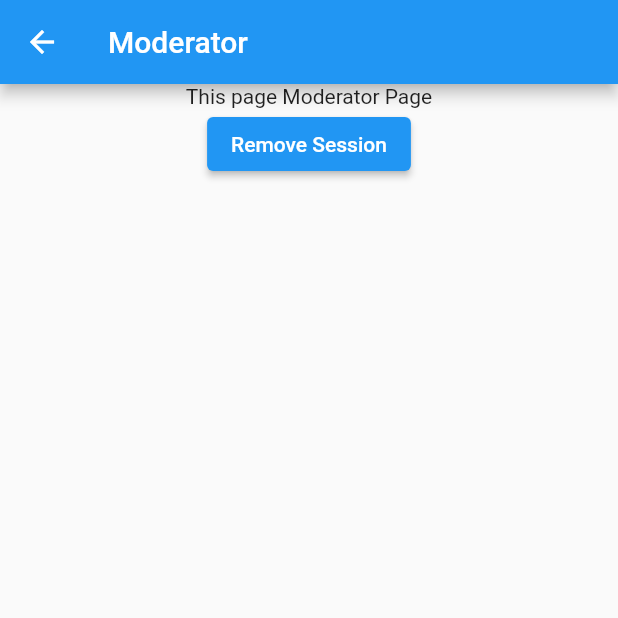
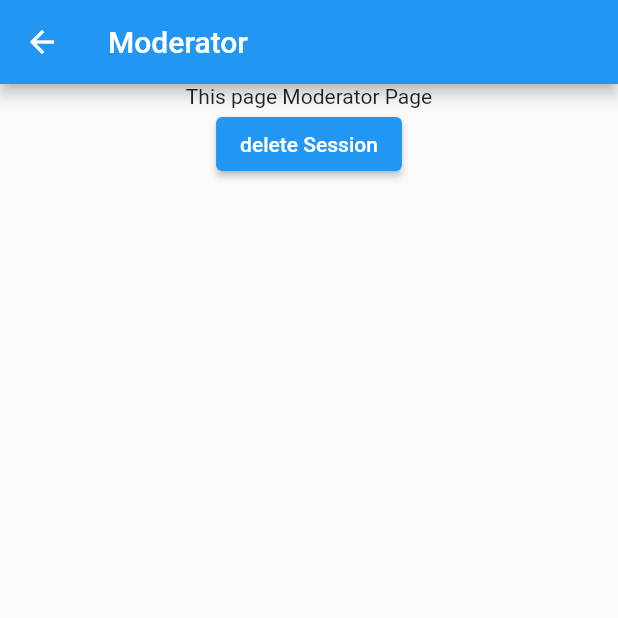
Before and after one commit to EnesAgir-7/Connect-Multiple-Diveces, a Flutter app: the ModeratingPage screen opened directly with empty values, on a phone screen of 412 x 824 dp, the top half of it. Run offline on Flutter 3.47's test engine with Material 2 defaults, Android fonts, the phone set to English and light mode, and no system bars; our stand-ins replace cloud_firestore, firebase_auth, firebase_core; missing offline and left inert: amplify_api, amplify_auth_cognito, amplify_authenticator, amplify_core, amplify_datastore, amplify_flutter; accounts and stored records are empty.

Commit message:
moderator problem fix

```diff
--- a/AWS/lib/pages/moderator.dart
+++ b/AWS/lib/pages/moderator.dart
@@ -1,30 +1,89 @@
 import 'package:amplify_flutter/amplify_flutter.dart';
+import 'package:new_app1/models/Session.dart';
 import 'package:new_app1/pages/home.dart';
 import 'package:flutter/material.dart';
 
 class ModeratingPage extends StatefulWidget {
-  const ModeratingPage({super.key, required String sessionID});
+  const ModeratingPage({super.key, required String session});
 
   @override
   State<ModeratingPage> createState() => _ModeratingPageState();
 }
 
 class _ModeratingPageState extends State<ModeratingPage> {
+  late Session _session;
+
+  @override
+  void initState() {
+    super.initState();
+    _getSession();
+  }
+
+  void _getSession() async {
+    // try {
+    //   final sessions = await Amplify.DataStore.query(
+    //     Session.classType,
+    //     where: Session.ID.eq(widget.sessionID),
+    //   );
+    //   if (sessions.isNotEmpty) {
+    //     setState(() {
+    //       _session = sessions.first;
+    //     });
+    //   }
+    // } on DataStoreException catch (e) {
+    //   print('Error getting session from DataStore: ${e.message}');
+    // }
+  }
+
+  void _deleteSession(Session session) async {
+    try {
+      //await Amplify.DataStore.delete(session);
+      setState(() {});
+      Navigator.of(context).pop();
+      print("go back");
+    } on DataStoreException catch (e) {
+      print('Error deleting session from DataStore: ${e.message}');
+    }
+  }
 
   @override
   Widget build(BuildContext context) {
     return Scaffold(
       appBar: AppBar(
         title: Text('Moderator'),
+        leading: IconButton(
+          icon: Icon(Icons.arrow_back),
+          onPressed: () {
+            _deleteSession(_session);
+          },
+        ),
       ),
       body: Center(
         child: Column(
           children: [
             const Text('This page Moderator Page'),
             ElevatedButton(
-              onPressed: () {},
-              child: const Text('Remove Session'),
+              onPressed: () {
+                _deleteSession(_session);
+              },
+              child: const Text('delete Session'),
             ),
+            const SizedBox(height: 20),
+            // Text(
+            //   'Participants (${_session.participants.length}):',
+            //   style: TextStyle(fontSize: 20),
+            // ),
+            // Expanded(
+            //   child: ListView.builder(
+            //     itemCount: _session.participants.length,
+            //     itemBuilder: (BuildContext context, int index) {
+            //       return ListTile(
+            //         title: Text('Participant ${index + 1}'),
+            //         subtitle: Text(_session.participants[index]),
+            //       );
+            //     },
+            //   ),
+            // ),
           ],
         ),
       ),
```
